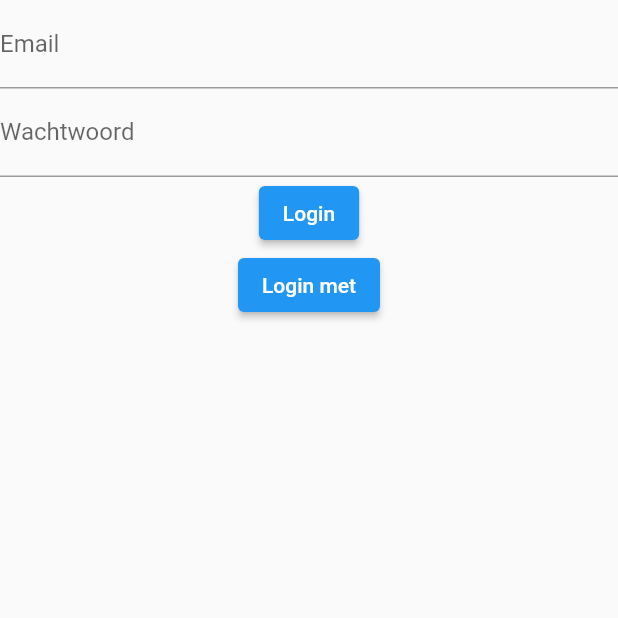
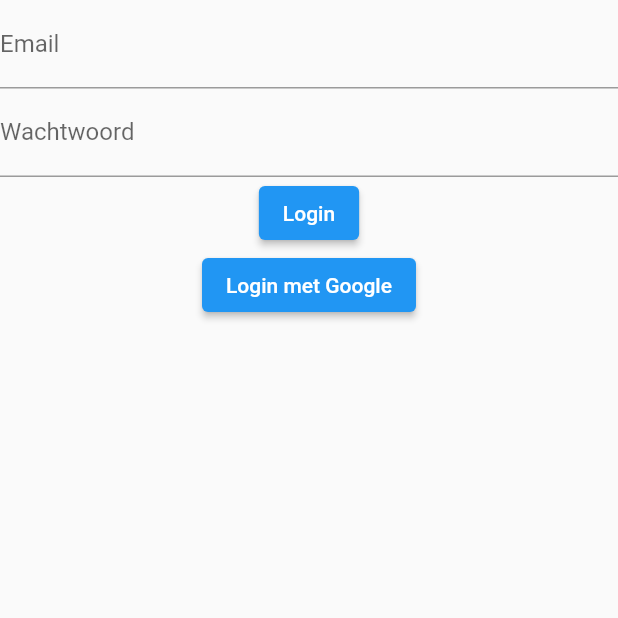
Before and after one commit to JarretHoving97/my_flutter_app, a Flutter app: the screen it shows after launch, on a phone screen of 412 x 824 dp, the top half of it. Run offline on Flutter 3.47's test engine with Material 2 defaults, Android fonts, the phone set to English and light mode, and no system bars; our stand-ins replace firebase_auth, firebase_core, google_sign_in; missing offline and left inert: dart:ffi; accounts and stored records are empty.

Commit message:
Replaced google service for logging in via Google

```diff
--- a/new_app/lib/SignInPage/SinginPage.dart
+++ b/new_app/lib/SignInPage/SinginPage.dart
@@ -36,7 +36,7 @@ class SignInPage extends StatelessWidget {
             ElevatedButton(
                 onPressed: () =>
                     {context.read<AuthenticationService>().signInWithGoogle()},
-                child: const Text("Login met"))
+                child: const Text("Login met Google"))
           ],
         ),
       ),
--- a/new_app/lib/authentication_service.dart
+++ b/new_app/lib/authentication_service.dart
@@ -1,5 +1,4 @@
 import 'dart:ffi';
-import 'dart:html';
 import 'package:google_sign_in/google_sign_in.dart';
 import 'package:firebase_auth/firebase_auth.dart';
 import 'package:flutter/material.dart';
--- a/new_app/lib/main.dart
+++ b/new_app/lib/main.dart
@@ -1,5 +1,7 @@
 import 'package:firebase_auth/firebase_auth.dart';
 import 'package:firebase_core/firebase_core.dart';
+import 'package:firebase_core/firebase_core.dart';
+import 'firebase_options.dart';
 import 'package:flutter/material.dart';
 import 'package:new_app/HomePage/HomePage.dart';
 import 'package:new_app/SignInPage/SinginPage.dart';
```
Also changed, not shown: 6 other files.
